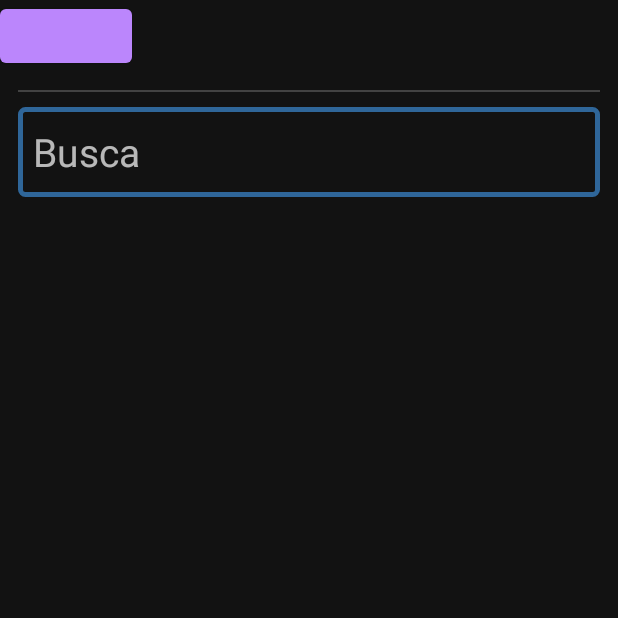
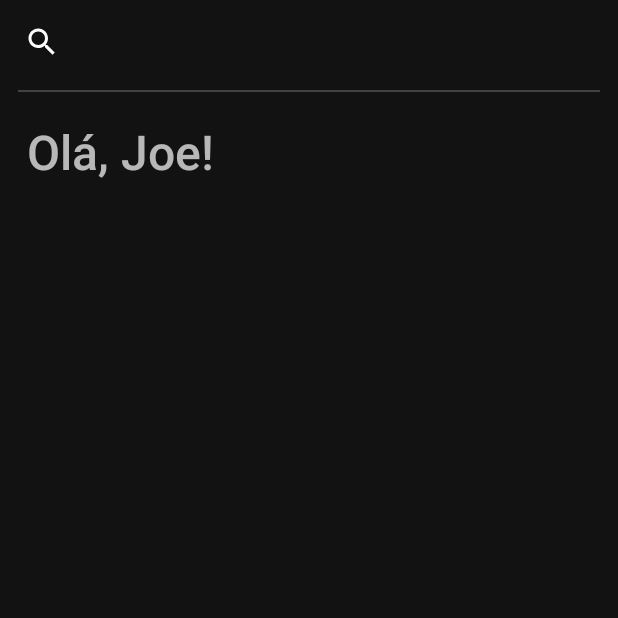
Before and after one commit to StellarBits/DigitalReceipts, an Android app: the ReceiptsListFragment screen opened directly, with no data from a screen before it, on a phone screen of 412 x 824 dp, the top half of it. Run offline under Robolectric (Android 15) with nearby library versions, the phone set to English and light mode, and no system bars; our stand-ins replace Firebase (no records; nobody signed in at launch, a user with empty details on screens opened directly), data binding; pictures from the network do not load; 1 statement that could not run was skipped.

Commit message:
Implemented the search for receipts in RecyclerView.

```diff
--- a/app/src/main/java/com/example/digitalreceipts/ui/receiptslist/ReceiptsListFragment.kt
+++ b/app/src/main/java/com/example/digitalreceipts/ui/receiptslist/ReceiptsListFragment.kt
@@ -1,23 +1,32 @@
 package com.example.digitalreceipts.ui.receiptslist
 
 import android.content.Context
+import android.opengl.Visibility
 import android.os.Bundle
+import android.text.Editable
+import android.text.TextWatcher
 import android.util.Log
 import android.view.LayoutInflater
 import android.view.View
 import android.view.ViewGroup
 import androidx.activity.OnBackPressedCallback
+import android.widget.SearchView
+import android.widget.TextView
 import androidx.core.app.ActivityCompat
+import androidx.core.view.isVisible
 import androidx.fragment.app.Fragment
 import androidx.fragment.app.viewModels
 import androidx.navigation.Navigation
 import com.example.digitalreceipts.R
 import com.example.digitalreceipts.databinding.ReceiptsListFragmentBinding
+import org.w3c.dom.Text
 
 class ReceiptsListFragment : Fragment(), ReceiptsListAdapter.OnReceiptListener {
 
     private val viewModel: ReceiptsListViewModel by viewModels()
     private lateinit var mView: View
+    private lateinit var mSearchView: SearchView
+    private lateinit var mWelcomeTextView: TextView
 
     override fun onCreateView(
         inflater: LayoutInflater, container: ViewGroup?,
@@ -35,14 +44,32 @@ class ReceiptsListFragment : Fragment(), ReceiptsListAdapter.OnReceiptListener {
         binding.receiptsRecyclerview.setHasFixedSize(true)
         binding.receiptsRecyclerview.adapter = ReceiptsListAdapter(this)
 
-        binding.button.setOnClickListener {
+        mWelcomeTextView = binding.tvWelcome
+        mSearchView = binding.svSearchReceipts
+
+        binding.btSearch.setOnClickListener {
             Log.i("JAO", "Button Click!")
 
-            val filteredFields = viewModel.fields
-            filteredFields.value?.filter { fields -> fields.merchantName.contains("Cafeteria") }
+            if (!binding.svSearchReceipts.isVisible) {
+                mWelcomeTextView.visibility = View.GONE
+                mSearchView.visibility = View.VISIBLE
+            }
+        }
 
-            viewModel.fields = filteredFields
-        }
+        mSearchView.setOnQueryTextListener(object : SearchView.OnQueryTextListener {
+            override fun onQueryTextChange(newText: String?): Boolean {
+                viewModel.getFilter().filter(newText)
+                return true
+            }
+
+            override fun onQueryTextSubmit(p0: String?): Boolean {
+                return true
+            }
+        })
+
+        /*viewModel.fields.observe(viewLifecycleOwner, Observer {
+            Log.i("JAO", "Observer")
+        })*/
 
         return binding.root
     }
@@ -51,7 +78,13 @@ class ReceiptsListFragment : Fragment(), ReceiptsListAdapter.OnReceiptListener {
         super.onAttach(context)
         val callback: OnBackPressedCallback = object : OnBackPressedCallback(true) {
             override fun handleOnBackPressed() {
-                ActivityCompat.finishAffinity(requireActivity())
+                if (mSearchView.isVisible) {
+                    mSearchView.setQuery("", false)
+                    mWelcomeTextView.visibility = View.VISIBLE
+                    mSearchView.visibility = View.GONE
+                } else {
+                    ActivityCompat.finishAffinity(requireActivity())
+                }
             }
         }
         requireActivity().onBackPressedDispatcher.addCallback(this, callback)
@@ -68,4 +101,8 @@ class ReceiptsListFragment : Fragment(), ReceiptsListAdapter.OnReceiptListener {
 
         Log.i("JAO", "onReceiptClick: $position")
     }
+
+    fun Fragment.hideKeyboard() {
+        view?.let { activity?.dismissKeyboardShortcutsHelper() }
+    }
 }
--- /dev/null
+++ b/app/src/main/res/drawable/ic_baseline_search.xml
@@ -0,0 +1,5 @@
+<vector android:height="24dp" android:tint="#FFFFFF"
+    android:viewportHeight="24" android:viewportWidth="24"
+    android:width="24dp" xmlns:android="http://schemas.android.com/apk/res/android">
+    <path android:fillColor="@android:color/white" android:pathData="M15.5,14h-0.79l-0.28,-0.27C15.41,12.59 16,11.11 16,9.5 16,5.91 13.09,3 9.5,3S3,5.91 3,9.5 5.91,16 9.5,16c1.61,0 3.09,-0.59 4.23,-1.57l0.27,0.28v0.79l5,4.99L20.49,19l-4.99,-5zM9.5,14C7.01,14 5,11.99 5,9.5S7.01,5 9.5,5 14,7.01 14,9.5 11.99,14 9.5,14z"/>
+</vector>
--- a/app/src/main/res/layout/receipts_list_fragment.xml
+++ b/app/src/main/res/layout/receipts_list_fragment.xml
@@ -30,12 +30,15 @@
                 android:layout_width="match_parent"
                 android:layout_height="60dp">
 
-                <Button
-                    android:id="@+id/button"
-                    android:layout_width="wrap_content"
-                    android:layout_height="wrap_content">
+                <ImageButton
+                    android:id="@+id/bt_search"
+                    android:layout_width="55dp"
+                    android:layout_height="55dp"
+                    android:background="?android:attr/selectableItemBackground"
+                    android:contentDescription="TODO"
+                    android:src="@drawable/ic_baseline_search">
 
-                </Button>
+                </ImageButton>
 
             </FrameLayout>
 
@@ -56,6 +59,7 @@
                 android:layout_marginBottom="8dp">
 
                 <TextView
+                    android:id="@+id/tv_welcome"
                     android:layout_width="wrap_content"
                     android:layout_height="wrap_content"
                     android:layout_gravity="center_vertical"
@@ -64,27 +68,24 @@
                     android:text="Olá, Joe!"
                     android:textSize="32sp"
                     android:textStyle="bold"
-                    android:visibility="gone">
+                    android:visibility="visible">
 
                 </TextView>
 
-                <EditText
+                <SearchView
+                    android:id="@+id/sv_search_receipts"
                     android:layout_width="match_parent"
                     android:layout_height="match_parent"
                     android:layout_gravity="center_vertical"
-                    android:paddingStart="10dp"
-                    android:paddingEnd="10dp"
                     android:layout_marginStart="12dp"
                     android:layout_marginEnd="12dp"
                     android:background="@drawable/rounded_edit_text"
-                    android:hint="Busca"
-                    android:textCursorDrawable="@drawable/cursor_color"
-                    android:textSize="26sp"
-                    android:visibility="visible"
-                    android:autofillHints="name"
-                    android:inputType="text">
+                    android:paddingStart="10dp"
+                    android:paddingEnd="10dp"
+                    android:visibility="gone"
+                    app:theme="@style/AppSearchView">
 
-                </EditText>
+                </SearchView>
 
             </FrameLayout>
 
--- /dev/null
+++ b/app/src/main/res/values/styles.xml
@@ -0,0 +1,7 @@
+<?xml version="1.0" encoding="utf-8"?>
+<resources>
+    <style name="AppSearchView" parent="Widget.AppCompat.SearchView" >
+        <item name="android:textSize">26sp</item>
+        <item name="android:textCursorDrawable">@drawable/cursor_color</item>
+    </style>
+</resources>
```
Also changed, not shown: app/src/main/java/com/example/digitalreceipts/ui/receiptslist/ReceiptsListViewModel.kt (+48 -0 lines).
